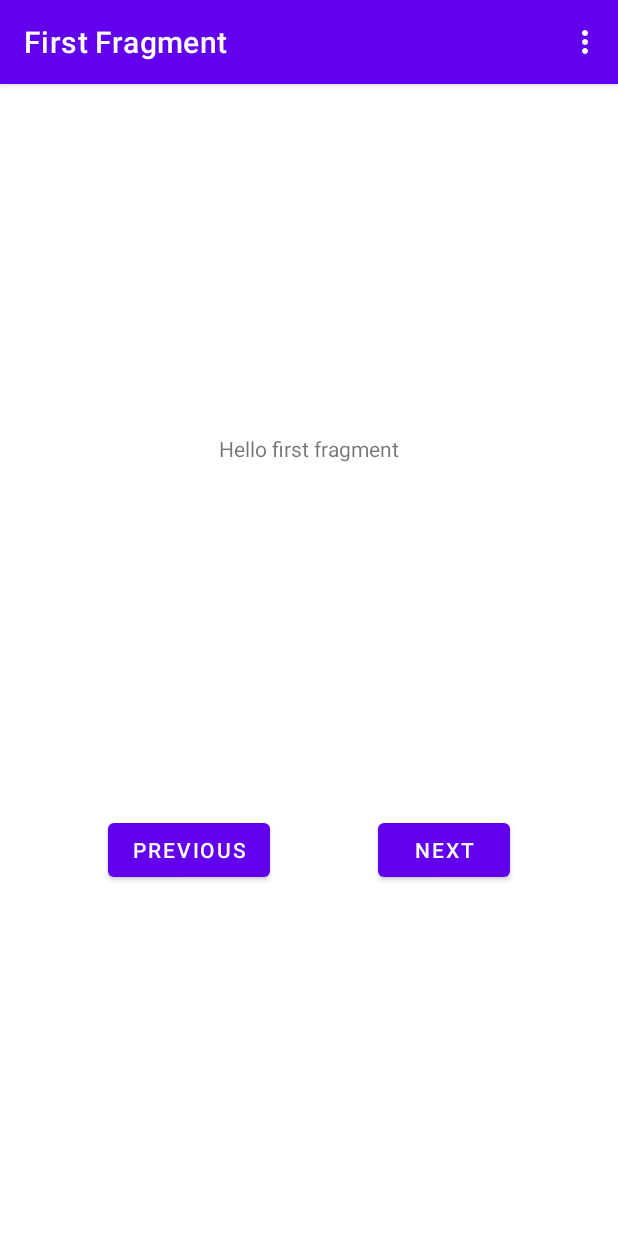
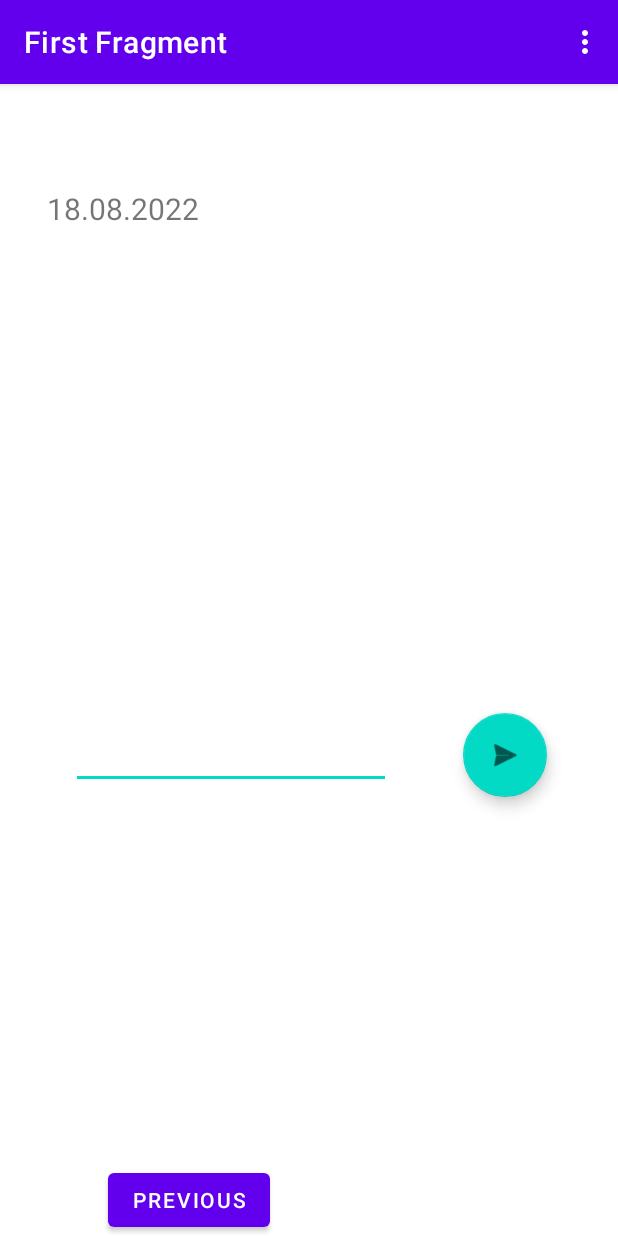
Before and after one commit to jakubu9333/push-uo-counter-app, an Android app: the screen it shows after launch (MainActivity), after a tap on "PREVIOUS", on a phone screen of 412 x 824 dp. Run offline under Robolectric (Android 15) with nearby library versions, the phone set to English and light mode, and no system bars; our stand-ins replace data binding, navigation-ui.

Commit message:
date changing in first fragment

```diff
--- a/app/build.gradle
+++ b/app/build.gradle
@@ -1,6 +1,7 @@
 plugins {
     id 'com.android.application'
     id 'kotlin-android'
+    id 'kotlin-kapt'
 }
 
 android {
@@ -31,6 +32,11 @@ android {
     }
     buildFeatures {
         viewBinding true
+
+    }
+    buildFeatures {
+        dataBinding true
+
     }
 }
 
--- /dev/null
+++ b/app/src/main/java/com/jakubu9333/pushupcounter/BindingAdapters.kt
@@ -0,0 +1,35 @@
+package com.jakubu9333.pushupcounter
+
+import android.view.View
+import android.widget.Button
+
+import androidx.databinding.BindingAdapter
+
+
+/**
+ *
+ * @author Jakub Uhlarik
+ */
+@BindingAdapter("unseen")
+fun bindButton(
+    button: Button,
+    invisible: Boolean
+) {
+    if (invisible) {
+        button.visibility=View.INVISIBLE
+    } else {
+        button.visibility=View.VISIBLE
+    }
+}
+
+@BindingAdapter("seen")
+fun bindEntryText(
+    view: View,
+    visible: Boolean
+) {
+    if (visible) {
+        view.visibility=View.VISIBLE
+    } else {
+        view.visibility=View.INVISIBLE
+    }
+}
--- /dev/null
+++ b/app/src/main/java/com/jakubu9333/pushupcounter/DataHolder.kt
@@ -0,0 +1,21 @@
+package com.jakubu9333.pushupcounter
+
+import androidx.databinding.BaseObservable
+
+/**
+ *
+ * @author Jakub Uhlarik
+ */
+class DataHolder:BaseObservable() {
+    var stringDate=""
+        set(value) {
+            field = value
+            notifyChange()
+        }
+    var today=false
+        set(value) {
+            field = value
+            notifyChange()
+        }
+
+}
--- /dev/null
+++ b/app/src/main/java/com/jakubu9333/pushupcounter/DateServicesData.kt
@@ -0,0 +1,52 @@
+package com.jakubu9333.pushupcounter
+
+import android.os.Build
+import androidx.annotation.RequiresApi
+
+import androidx.lifecycle.LiveData
+import androidx.lifecycle.MutableLiveData
+
+import java.time.LocalDate
+import java.time.format.DateTimeFormatter
+
+/**
+ *
+ * @author Jakub Uhlarik
+ */
+@RequiresApi(Build.VERSION_CODES.O)
+class DateServicesData() {
+
+    private var date = LocalDate.now()
+    private val _data = MutableLiveData<DataHolder>()
+    val data: LiveData<DataHolder> = _data
+    private val formatter = DateTimeFormatter.ofPattern("dd.MM.yyyy")
+    init {
+        _data.value=DataHolder()
+        changeData()
+    }
+
+    fun addDay(){
+        date=date.plusDays(1)
+        changeData()
+    }
+    private fun changeData(){
+
+        _data.value?.stringDate  = this.toString()
+        _data.value?.today=isToday()
+    }
+
+    fun minusDay(){
+        date=date.minusDays(1)
+        changeData()
+    }
+    private fun isToday():Boolean{
+        return date.format(formatter)==LocalDate.now().format(formatter)
+    }
+
+
+    override fun toString(): String {
+
+
+        return date.format(formatter)
+    }
+}
--- a/app/src/main/java/com/jakubu9333/pushupcounter/FirstFragment.kt
+++ b/app/src/main/java/com/jakubu9333/pushupcounter/FirstFragment.kt
@@ -1,11 +1,12 @@
 package com.jakubu9333.pushupcounter
 
+import android.os.Build
 import android.os.Bundle
 import androidx.fragment.app.Fragment
 import android.view.LayoutInflater
 import android.view.View
 import android.view.ViewGroup
-import androidx.navigation.fragment.findNavController
+import androidx.annotation.RequiresApi
 import com.jakubu9333.pushupcounter.databinding.FragmentFirstBinding
 
 /**
@@ -29,14 +30,21 @@ class FirstFragment : Fragment() {
 
     }
 
+    @RequiresApi(Build.VERSION_CODES.O)
     override fun onViewCreated(view: View, savedInstanceState: Bundle?) {
-        var date=0
+        binding.lifecycleOwner = viewLifecycleOwner
+        val date= DateServicesData()
+        binding.date=date
+
+
         super.onViewCreated(view, savedInstanceState)
 
         binding.buttonNext.setOnClickListener {
-
+            date.addDay()
         }
-        binding.buttonPrev.setOnClickListener{}
+        binding.buttonPrev.setOnClickListener{
+            date.minusDay()
+        }
     }
 
     override fun onDestroyView() {
--- a/app/src/main/res/layout/fragment_first.xml
+++ b/app/src/main/res/layout/fragment_first.xml
@@ -1,8 +1,17 @@
 <?xml version="1.0" encoding="utf-8"?>
+<layout
+    xmlns:android="http://schemas.android.com/apk/res/android"
+    xmlns:app="http://schemas.android.com/apk/res-auto"
+    xmlns:tools="http://schemas.android.com/tools">
+    <data>
+        <variable
+                name="date"
+                type="com.jakubu9333.pushupcounter.DateServicesData"/>
+    </data>
+
+
 <androidx.constraintlayout.widget.ConstraintLayout
-        xmlns:android="http://schemas.android.com/apk/res/android"
-        xmlns:app="http://schemas.android.com/apk/res-auto"
-        xmlns:tools="http://schemas.android.com/tools"
+
         android:layout_width="match_parent"
         android:layout_height="match_parent"
         tools:context=".FirstFragment">
@@ -16,24 +25,58 @@
             app:layout_constraintBottom_toBottomOf="@+id/button_next"
             app:layout_constraintVertical_bias="1.0" app:layout_constraintEnd_toStartOf="@+id/button_next"
             app:layout_constraintStart_toStartOf="parent"/>
+
     <TextView
-            android:id="@+id/textview_first"
+            android:id="@+id/textview_date"
             android:layout_width="wrap_content"
             android:layout_height="wrap_content"
-            android:text="@string/hello_first_fragment"
+            android:text="@{date.data.stringDate}"
             app:layout_constraintTop_toTopOf="parent"
             app:layout_constraintStart_toStartOf="parent"
             app:layout_constraintEnd_toEndOf="parent"
             app:layout_constraintBottom_toTopOf="@id/button_next"
+            tools:text="1.2.1545" android:textSize="20sp" app:layout_constraintHorizontal_bias="0.10"
+            app:layout_constraintVertical_bias="0.10"/>
+
+    <TextView
+            android:layout_width="wrap_content"
+            android:layout_height="wrap_content" android:id="@+id/textView_pushups"
+            app:layout_constraintEnd_toEndOf="parent" app:layout_constraintTop_toTopOf="parent"
+            app:layout_constraintStart_toStartOf="parent"
+            app:layout_constraintBottom_toTopOf="@+id/button_next" tools:text="146" android:textSize="48sp"
     />
-
     <Button
             android:id="@+id/button_next"
             android:layout_width="wrap_content"
             android:layout_height="wrap_content"
             android:text="@string/next"
-            app:layout_constraintTop_toBottomOf="@id/textview_first"
             app:layout_constraintBottom_toBottomOf="parent"
             app:layout_constraintEnd_toEndOf="parent"
-            app:layout_constraintStart_toEndOf="@+id/button_prev"/>
+            app:unseen="@{date.data.today}"
+            app:layout_constraintStart_toEndOf="@+id/button_prev"
+    />
+    <EditText
+            android:layout_width="wrap_content"
+            android:layout_height="wrap_content"
+            android:ems="10"
+            android:id="@+id/editTextTextPersonName"
+            app:layout_constraintStart_toStartOf="parent"
+            android:layout_marginTop="32dp" app:layout_constraintTop_toBottomOf="@+id/textView_pushups"
+            app:layout_constraintBottom_toBottomOf="parent" app:layout_constraintVertical_bias="0.0"
+            app:layout_constraintEnd_toStartOf="@+id/floatingActionButton"
+            android:inputType="number"
+            android:importantForAutofill="no"
+            app:seen="@{date.data.today}"  tools:ignore="LabelFor"/>
+    <com.google.android.material.floatingactionbutton.FloatingActionButton
+            app:seen="@{date.data.today}"
+            android:src="@android:drawable/ic_menu_send"
+            android:layout_width="wrap_content"
+            android:layout_height="wrap_content"
+            android:clickable="true" android:id="@+id/floatingActionButton"
+            app:layout_constraintEnd_toEndOf="parent"
+            app:layout_constraintStart_toEndOf="@+id/editTextTextPersonName"
+            app:layout_constraintTop_toTopOf="@+id/editTextTextPersonName"
+            app:layout_constraintBottom_toBottomOf="@+id/editTextTextPersonName" android:contentDescription="@string/send"
+            android:focusable="true"/>
 </androidx.constraintlayout.widget.ConstraintLayout>
+</layout>
--- a/app/src/main/res/values/strings.xml
+++ b/app/src/main/res/values/strings.xml
@@ -9,4 +9,5 @@
 
     <string name="hello_first_fragment">Hello first fragment</string>
     <string name="hello_second_fragment">Hello second fragment. Arg: %1$s</string>
+    <string name="send">send</string>
 </resources>
```
